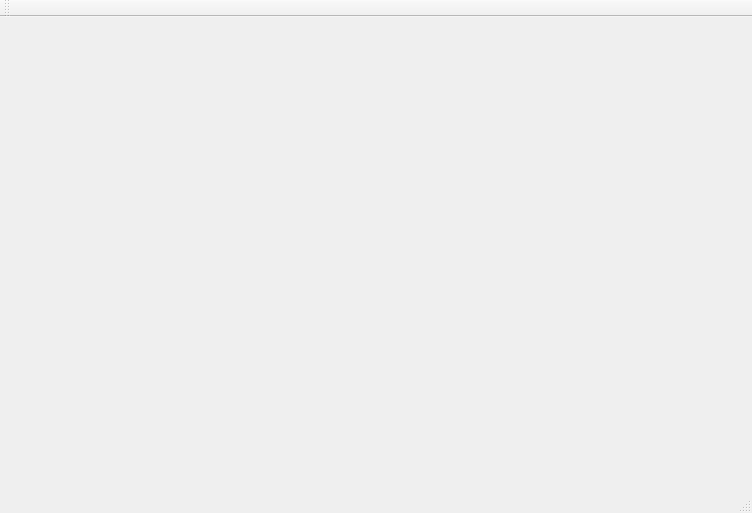
yaPhil/Algorithms, file Ray-Tracer/mainwindow.ui: the form before one commit.
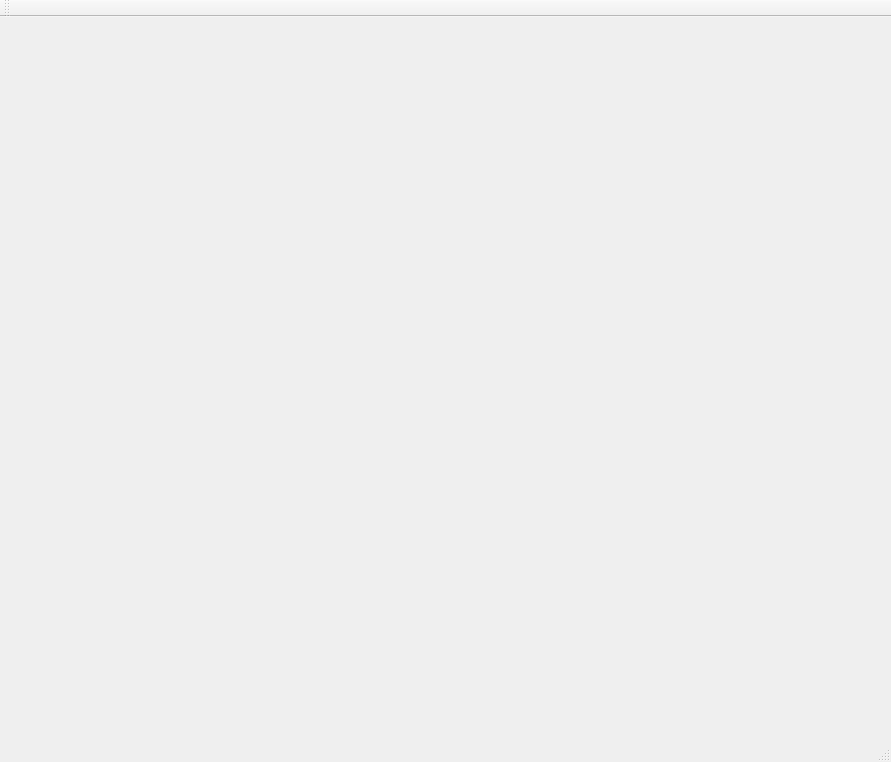
The form after the commit.

The edit to the form file:
```diff
--- a/Ray-Tracer/mainwindow.ui
+++ b/Ray-Tracer/mainwindow.ui
@@ -6,14 +6,52 @@
    <rect>
     <x>0</x>
     <y>0</y>
-    <width>752</width>
-    <height>513</height>
+    <width>891</width>
+    <height>762</height>
    </rect>
   </property>
   <property name="windowTitle">
    <string>MainWindow</string>
   </property>
-  <widget class="QWidget" name="centralWidget"/>
+  <widget class="QWidget" name="centralWidget">
+   <widget class="QLabel" name="label">
+    <property name="geometry">
+     <rect>
+      <x>1210</x>
+      <y>20</y>
+      <width>64</width>
+      <height>15</height>
+     </rect>
+    </property>
+    <property name="text">
+     <string>TextLabel</string>
+    </property>
+    <property name="alignment">
+     <set>Qt::AlignRight|Qt::AlignTop|Qt::AlignTrailing</set>
+    </property>
+   </widget>
+   <widget class="QWidget" name="verticalLayoutWidget">
+    <property name="geometry">
+     <rect>
+      <x>10</x>
+      <y>10</y>
+      <width>871</width>
+      <height>691</height>
+     </rect>
+    </property>
+    <layout class="QVBoxLayout" name="verticalLayout">
+     <property name="sizeConstraint">
+      <enum>QLayout::SetMaximumSize</enum>
+     </property>
+     <property name="leftMargin">
+      <number>0</number>
+     </property>
+     <property name="rightMargin">
+      <number>0</number>
+     </property>
+    </layout>
+   </widget>
+  </widget>
   <widget class="QMenuBar" name="menuBar">
    <property name="geometry">
     <rect>
```
Left out of the diff: 4 changed lines with no effect on the pictures.
